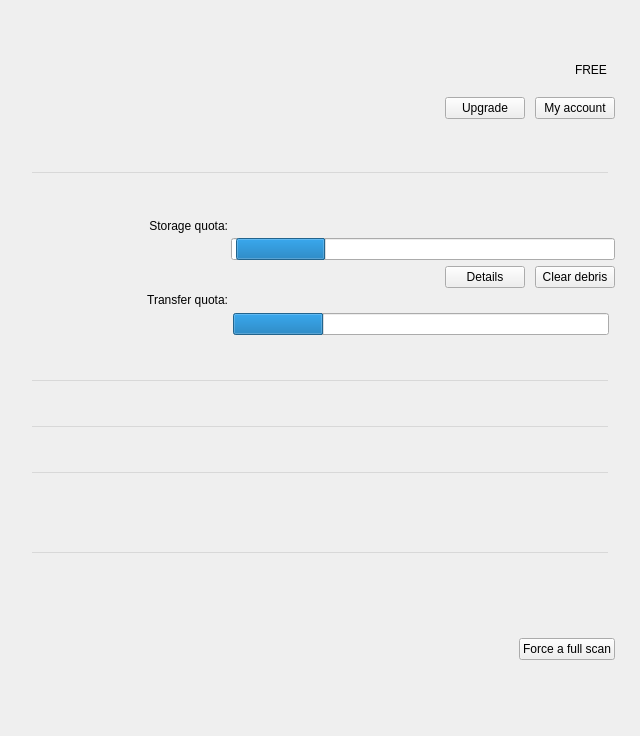
The window that src/MEGASync/gui/macx/SettingsDialog.ui (meganz/MEGAsync) describes before a commit, drawn with Qt 5.
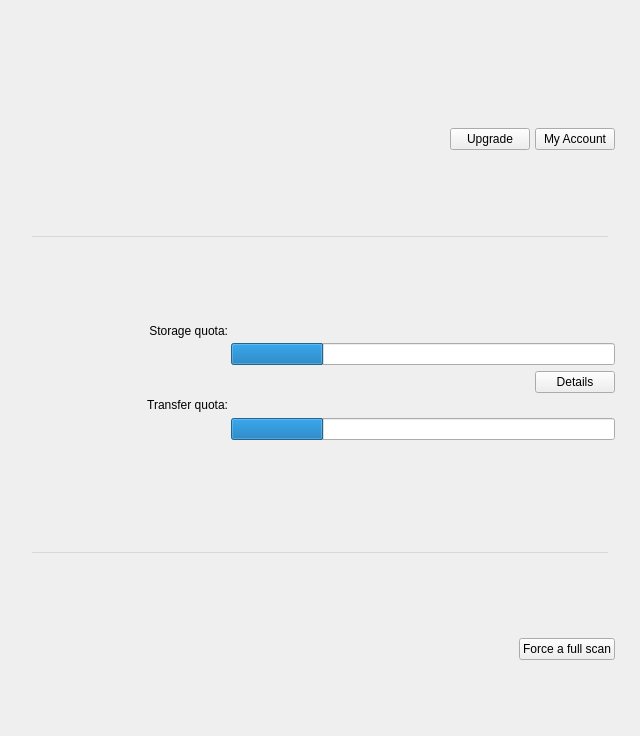
The same window after the commit. The open tabs and pages were chosen to show the change. Icons and pictures are not drawn. Custom widgets are drawn as their Qt base class.

Commit message: Adjust height for account pane

```diff
--- a/src/MEGASync/gui/macx/SettingsDialog.ui
+++ b/src/MEGASync/gui/macx/SettingsDialog.ui
@@ -243,7 +243,7 @@
       <string notr="true"/>
      </property>
      <property name="currentIndex">
-      <number>4</number>
+      <number>1</number>
      </property>
      <widget class="QWidget" name="pGeneral">
       <layout class="QVBoxLayout" name="verticalLayout_25">
@@ -1580,11 +1580,14 @@
       </property>
       <layout class="QVBoxLayout" name="verticalLayout_26">
        <property name="spacing">
-        <number>5</number>
+        <number>10</number>
        </property>
        <property name="leftMargin">
         <number>0</number>
        </property>
+       <property name="topMargin">
+        <number>24</number>
+       </property>
        <property name="rightMargin">
         <number>0</number>
        </property>
@@ -1608,10 +1611,7 @@
          <property name="styleSheet">
           <string notr="true"/>
          </property>
-         <layout class="QHBoxLayout" name="horizontalLayout_3" stretch="0,0">
-          <property name="spacing">
-           <number>4</number>
-          </property>
+         <layout class="QVBoxLayout" name="verticalLayout_2">
           <property name="leftMargin">
            <number>25</number>
           </property>
@@ -1625,368 +1625,224 @@
            <number>0</number>
           </property>
           <item>
-           <widget class="QWidget" name="wAccountInfoLeft" native="true">
-            <property name="minimumSize">
-             <size>
-              <width>203</width>
-              <height>0</height>
-             </size>
+           <layout class="QGridLayout" name="gridLayout_11" columnminimumwidth="200,0,0">
+            <property name="leftMargin">
+             <number>0</number>
             </property>
-            <property name="maximumSize">
-             <size>
-              <width>203</width>
-              <height>16777215</height>
-             </size>
+            <property name="rightMargin">
+             <number>0</number>
             </property>
-            <layout class="QVBoxLayout" name="verticalLayout_2">
-             <property name="leftMargin">
-              <number>0</number>
-             </property>
-             <property name="topMargin">
-              <number>0</number>
-             </property>
-             <property name="rightMargin">
-              <number>0</number>
-             </property>
-             <property name="bottomMargin">
-              <number>0</number>
-             </property>
-             <item>
-              <widget class="QWidget" name="wContainerAvatar" native="true">
-               <layout class="QHBoxLayout" name="horizontalLayout_34">
-                <property name="leftMargin">
-                 <number>0</number>
-                </property>
-                <property name="topMargin">
-                 <number>0</number>
-                </property>
-                <property name="rightMargin">
-                 <number>0</number>
-                </property>
-                <property name="bottomMargin">
-                 <number>0</number>
-                </property>
-                <item>
-                 <spacer name="horizontalSpacer_14">
-                  <property name="orientation">
-                   <enum>Qt::Horizontal</enum>
-                  </property>
-                  <property name="sizeHint" stdset="0">
-                   <size>
-                    <width>154</width>
-                    <height>20</height>
-                   </size>
-                  </property>
-                 </spacer>
-                </item>
-                <item>
-                 <widget class="AvatarWidget" name="wAvatar" native="true">
-                  <property name="minimumSize">
-                   <size>
-                    <width>36</width>
-                    <height>36</height>
-                   </size>
-                  </property>
-                  <property name="maximumSize">
-                   <size>
-                    <width>36</width>
-                    <height>36</height>
-                   </size>
-                  </property>
-                  <property name="styleSheet">
-                   <string notr="true"/>
-                  </property>
-                 </widget>
-                </item>
-               </layout>
-              </widget>
-             </item>
-             <item>
-              <spacer name="verticalSpacer_8">
-               <property name="orientation">
-                <enum>Qt::Vertical</enum>
+            <item row="0" column="2">
+             <widget class="QWidget" name="wDetails" native="true">
+              <layout class="QGridLayout" name="gridLayout_10">
+               <property name="leftMargin">
+                <number>0</number>
                </property>
-               <property name="sizeHint" stdset="0">
-                <size>
-                 <width>20</width>
-                 <height>40</height>
-                </size>
+               <property name="topMargin">
+                <number>0</number>
                </property>
-              </spacer>
-             </item>
-            </layout>
-           </widget>
-          </item>
-          <item>
-           <widget class="QWidget" name="wAccountInfoRight" native="true">
-            <property name="minimumSize">
-             <size>
-              <width>0</width>
-              <height>0</height>
-             </size>
-            </property>
-            <property name="maximumSize">
-             <size>
-              <width>16777215</width>
-              <height>16777215</height>
-             </size>
-            </property>
-            <layout class="QHBoxLayout" name="horizontalLayout_35">
-             <property name="leftMargin">
-              <number>0</number>
-             </property>
-             <property name="topMargin">
-              <number>0</number>
-             </property>
-             <property name="rightMargin">
-              <number>0</number>
-             </property>
-             <property name="bottomMargin">
-              <number>0</number>
-             </property>
-             <item>
-              <widget class="QWidget" name="wDetailsButtons" native="true">
-               <property name="minimumSize">
-                <size>
-                 <width>200</width>
-                 <height>0</height>
-                </size>
+               <property name="rightMargin">
+                <number>0</number>
                </property>
-               <layout class="QVBoxLayout" name="verticalLayout_20">
-                <property name="spacing">
-                 <number>0</number>
-                </property>
-                <property name="leftMargin">
-                 <number>0</number>
-                </property>
-                <property name="topMargin">
-                 <number>0</number>
-                </property>
-                <property name="rightMargin">
-                 <number>0</number>
-                </property>
-                <property name="bottomMargin">
-                 <number>0</number>
-                </property>
-                <item>
-                 <widget class="QWidget" name="wAccountType" native="true">
-                  <property name="styleSheet">
-                   <string notr="true"/>
-                  </property>
-                  <layout class="QHBoxLayout" name="horizontalLayout_27">
-                   <property name="spacing">
-                    <number>5</number>
+               <property name="bottomMargin">
+                <number>0</number>
+               </property>
+               <property name="spacing">
+                <number>0</number>
+               </property>
+               <item row="2" column="4">
+                <widget class="QPushButton" name="bMyAccount">
+                 <property name="sizePolicy">
+                  <sizepolicy hsizetype="Maximum" vsizetype="Fixed">
+                   <horstretch>0</horstretch>
+                   <verstretch>0</verstretch>
+                  </sizepolicy>
+                 </property>
+                 <property name="text">
+                  <string>My Account</string>
+                 </property>
+                </widget>
+               </item>
+               <item row="1" column="0" colspan="5">
+                <widget class="QLabel" name="lEmail">
+                 <property name="focusPolicy">
+                  <enum>Qt::StrongFocus</enum>
+                 </property>
+                 <property name="styleSheet">
+                  <string notr="true"/>
+                 </property>
+                </widget>
+               </item>
+               <item row="2" column="1">
+                <widget class="QLabel" name="lAccountType">
+                 <property name="sizePolicy">
+                  <sizepolicy hsizetype="MinimumExpanding" vsizetype="Preferred">
+                   <horstretch>0</horstretch>
+                   <verstretch>0</verstretch>
+                  </sizepolicy>
+                 </property>
+                 <property name="focusPolicy">
+                  <enum>Qt::StrongFocus</enum>
+                 </property>
+                 <property name="styleSheet">
+                  <string notr="true"/>
+                 </property>
+                 <property name="indent">
+                  <number>5</number>
+                 </property>
+                </widget>
+               </item>
+               <item row="0" column="0" colspan="5">
+                <widget class="QLabel" name="lName">
+                 <property name="styleSheet">
+                  <string notr="true"/>
+                 </property>
+                </widget>
+               </item>
+               <item row="2" column="2">
+                <widget class="QPushButton" name="bUpgrade">
+                 <property name="sizePolicy">
+                  <sizepolicy hsizetype="Maximum" vsizetype="Fixed">
+                   <horstretch>0</horstretch>
+                   <verstretch>0</verstretch>
+                  </sizepolicy>
+                 </property>
+                 <property name="focusPolicy">
+                  <enum>Qt::StrongFocus</enum>
+                 </property>
+                 <property name="text">
+                  <string>Upgrade</string>
+                 </property>
+                 <property name="autoDefault">
+                  <bool>false</bool>
+                 </property>
+                </widget>
+               </item>
+               <item row="2" column="0">
+                <widget class="QPushButton" name="lAccountImage">
+                 <property name="sizePolicy">
+                  <sizepolicy hsizetype="Fixed" vsizetype="Fixed">
+                   <horstretch>0</horstretch>
+                   <verstretch>0</verstretch>
+                  </sizepolicy>
+                 </property>
+                 <property name="minimumSize">
+                  <size>
+                   <width>11</width>
+                   <height>11</height>
+                  </size>
+                 </property>
+                 <property name="maximumSize">
+                  <size>
+                   <width>11</width>
+                   <height>11</height>
+                  </size>
+                 </property>
+                 <property name="focusPolicy">
+                  <enum>Qt::NoFocus</enum>
+                 </property>
+                 <property name="icon">
+                  <iconset resource="../Resources_macx.qrc">
+                   <normaloff>:/images/Free.png</normaloff>:/images/Free.png</iconset>
+                 </property>
+                 <property name="iconSize">
+                  <size>
+                   <width>11</width>
+                   <height>11</height>
+                  </size>
+                 </property>
+                 <property name="flat">
+                  <bool>true</bool>
+                 </property>
+                </widget>
+               </item>
+               <item row="2" column="3">
+                <spacer name="horizontalSpacer_15">
+                 <property name="orientation">
+                  <enum>Qt::Horizontal</enum>
+                 </property>
+                 <property name="sizeType">
+                  <enum>QSizePolicy::Maximum</enum>
+                 </property>
+                 <property name="sizeHint" stdset="0">
+                  <size>
+                   <width>5</width>
+                   <height>0</height>
+                  </size>
+                 </property>
+                </spacer>
+               </item>
+              </layout>
+             </widget>
+            </item>
+            <item row="0" column="0" colspan="2">
+             <widget class="QWidget" name="wContainerAvatar" native="true">
+              <layout class="QHBoxLayout" name="horizontalLayout_3">
+               <property name="leftMargin">
+                <number>0</number>
+               </property>
+               <property name="topMargin">
+                <number>0</number>
+               </property>
+               <property name="rightMargin">
+                <number>0</number>
+               </property>
+               <property name="bottomMargin">
+                <number>0</number>
+               </property>
+               <item>
+                <spacer name="horizontalSpacer_14">
+                 <property name="orientation">
+                  <enum>Qt::Horizontal</enum>
+                 </property>
+                 <property name="sizeHint" stdset="0">
+                  <size>
+                   <width>40</width>
+                   <height>20</height>
+                  </size>
+                 </property>
+                </spacer>
+               </item>
+               <item>
+                <layout class="QVBoxLayout" name="verticalLayout_6">
+                 <item>
+                  <widget class="AvatarWidget" name="wAvatar" native="true">
+                   <property name="minimumSize">
+                    <size>
+                     <width>36</width>
+                     <height>36</height>
+                    </size>
                    </property>
-                   <property name="leftMargin">
-                    <number>0</number>
+                   <property name="maximumSize">
+                    <size>
+                     <width>36</width>
+                     <height>36</height>
+                    </size>
                    </property>
-                   <property name="topMargin">
-                    <number>0</number>
+                   <property name="styleSheet">
+                    <string notr="true"/>
                    </property>
-                   <property name="rightMargin">
-                    <number>8</number>
+                  </widget>
+                 </item>
+                 <item>
+                  <spacer name="verticalSpacer_2">
+                   <property name="orientation">
+                    <enum>Qt::Vertical</enum>
                    </property>
-                   <property name="bottomMargin">
-                    <number>0</number>
+                   <property name="sizeHint" stdset="0">
+                    <size>
+                     <width>5</width>
+                     <height>5</height>
+                    </size>
                    </property>
-                   <item>
-                    <widget class="QWidget" name="wDetails" native="true">
-                     <property name="sizePolicy">
-                      <sizepolicy hsizetype="Preferred" vsizetype="Maximum">
-                       <horstretch>0</horstretch>
-                       <verstretch>0</verstretch>
-                      </sizepolicy>
-                     </property>
-                     <property name="minimumSize">
-                      <size>
-                       <width>0</width>
-                       <height>33</height>
-                      </size>
-                     </property>
-                     <property name="maximumSize">
-                      <size>
-                       <width>16777215</width>
-                       <height>33</height>
-                      </size>
-                     </property>
-                     <layout class="QVBoxLayout" name="verticalLayout_6">
-                      <property name="spacing">
-                       <number>0</number>
-                      </property>
-                      <property name="leftMargin">
-                       <number>0</number>
-                      </property>
-                      <property name="topMargin">
-                       <number>0</number>
-                      </property>
-                      <property name="rightMargin">
-                       <number>0</number>
-                      </property>
-                      <property name="bottomMargin">
-                       <number>0</number>
-                      </property>
-                      <item>
-                       <widget class="QLabel" name="lName">
-                        <property name="text">
-                         <string/>
-                        </property>
-                       </widget>
-                      </item>
-                      <item>
-                       <widget class="QLabel" name="lEmail">
-                        <property name="sizePolicy">
-                         <sizepolicy hsizetype="Preferred" vsizetype="Maximum">
-                          <horstretch>0</horstretch>
-                          <verstretch>0</verstretch>
-                         </sizepolicy>
-                        </property>
-                        <property name="minimumSize">
-                         <size>
-                          <width>0</width>
-                          <height>17</height>
-                         </size>
-                        </property>
-                        <property name="focusPolicy">
-                         <enum>Qt::StrongFocus</enum>
-                        </property>
-                        <property name="text">
-                         <string notr="true"/>
-                        </property>
-                       </widget>
-                      </item>
-                     </layout>
-                    </widget>
-                   </item>
-                   <item>
-                    <spacer name="horizontalSpacer_15">
-                     <property name="orientation">
-                      <enum>Qt::Horizontal</enum>
-                     </property>
-                     <property name="sizeHint" stdset="0">
-                      <size>
-                       <width>40</width>
-                       <height>20</height>
-                      </size>
-                     </property>
-                    </spacer>
-                   </item>
-                   <item>
-                    <widget class="QPushButton" name="lAccountImage">
-                     <property name="focusPolicy">
-                      <enum>Qt::NoFocus</enum>
-                     </property>
-                     <property name="styleSheet">
-                      <string notr="true">border: none;</string>
-                     </property>
-                     <property name="text">
-                      <string/>
-                     </property>
-                     <property name="icon">
-                      <iconset resource="../Resources_macx.qrc">
-                       <normaloff>:/images/Free.png</normaloff>:/images/Free.png</iconset>
-                     </property>
-                     <property name="iconSize">
-                      <size>
-                       <width>11</width>
-                       <height>11</height>
-                      </size>
-                     </property>
-                     <property name="flat">
-                      <bool>true</bool>
-                     </property>
-                    </widget>
-                   </item>
-                   <item>
-                    <widget class="QLabel" name="lAccountType">
-                     <property name="sizePolicy">
-                      <sizepolicy hsizetype="Preferred" vsizetype="Maximum">
-                       <horstretch>0</horstretch>
-                       <verstretch>0</verstretch>
-                      </sizepolicy>
-                     </property>
-                     <property name="focusPolicy">
-                      <enum>Qt::StrongFocus</enum>
-                     </property>
-                     <property name="text">
-                      <string>FREE</string>
-                     </property>
-                    </widget>
-                   </item>
-                  </layout>
-                 </widget>
-                </item>
-                <item>
-                 <widget class="QWidget" name="wAccountOptions" native="true">
-                  <layout class="QHBoxLayout" name="horizontalLayout_26">
-                   <property name="spacing">
-                    <number>10</number>
-                   </property>
-                   <property name="leftMargin">
-                    <number>0</number>
-                   </property>
-                   <property name="topMargin">
-                    <number>0</number>
-                   </property>
-                   <property name="rightMargin">
-                    <number>0</number>
-                   </property>
-                   <property name="bottomMargin">
-                    <number>0</number>
-                   </property>
-                   <item>
-                    <spacer name="horizontalSpacer_16">
-                     <property name="orientation">
-                      <enum>Qt::Horizontal</enum>
-                     </property>
-                     <property name="sizeHint" stdset="0">
-                      <size>
-                       <width>40</width>
-                       <height>20</height>
-                      </size>
-                     </property>
-                    </spacer>
-                   </item>
-                   <item>
-                    <widget class="QPushButton" name="bUpgrade">
-                     <property name="minimumSize">
-                      <size>
-                       <width>0</width>
-                       <height>0</height>
-                      </size>
-                     </property>
-                     <property name="focusPolicy">
-                      <enum>Qt::StrongFocus</enum>
-                     </property>
-                     <property name="styleSheet">
-                      <string notr="true"/>
-                     </property>
-                     <property name="text">
-                      <string>Upgrade</string>
-                     </property>
-                     <property name="autoDefault">
-                      <bool>false</bool>
-                     </property>
-                    </widget>
-                   </item>
-                   <item>
-                    <widget class="QPushButton" name="bMyAccount">
-                     <property name="styleSheet">
-                      <string notr="true">border-left: none;
-border-right: none;</string>
-                     </property>
-                     <property name="text">
-                      <string>My account</string>
-                     </property>
-                    </widget>
-                   </item>
-                  </layout>
-                 </widget>
-                </item>
-               </layout>
-              </widget>
-             </item>
-            </layout>
-           </widget>
+                  </spacer>
+                 </item>
+                </layout>
+               </item>
+              </layout>
+             </widget>
+            </item>
+           </layout>
           </item>
          </layout>
         </widget>
@@ -2168,7 +2024,7 @@
               <number>0</number>
              </property>
              <item>
-              <widget class="QProgressBar" name="pStorage">
+              <widget class="QProgressBar" name="pStorageQuota">
                <property name="minimumSize">
                 <size>
                  <width>0</width>
@@ -2257,16 +2113,6 @@
                   </property>
                  </widget>
                 </item>
-                <item>
-                 <widget class="QPushButton" name="pushButton">
-                  <property name="styleSheet">
-                   <string notr="true"/>
-                  </property>
-                  <property name="text">
-                   <string>Clear debris</string>
-                  </property>
-                 </widget>
-                </item>
                </layout>
               </widget>
              </item>
@@ -2354,7 +2200,7 @@
                  <number>0</number>
                 </property>
                 <item>
-                 <widget class="QProgressBar" name="pUsedBandwidth">
+                 <widget class="QProgressBar" name="pTransferQuota">
                   <property name="minimumSize">
                    <size>
                     <width>0</width>
@@ -2387,111 +2233,6 @@
          </layout>
         </widget>
        </item>
-       <item>
-        <widget class="QWidget" name="wSeparatorAccountSpace" native="true">
-         <property name="sizePolicy">
-          <sizepolicy hsizetype="Preferred" vsizetype="Preferred">
-           <horstretch>0</horstretch>
-           <verstretch>0</verstretch>
-          </sizepolicy>
-         </property>
-         <property name="minimumSize">
-          <size>
-           <width>0</width>
-           <height>1</height>
-          </size>
-         </property>
-         <property name="maximumSize">
-          <size>
-           <width>16777215</width>
-           <height>1</height>
-          </size>
-         </property>
-         <property name="focusPolicy">
-          <enum>Qt::NoFocus</enum>
-         </property>
-         <property name="styleSheet">
-          <string notr="true">margin-left: 32px;
-margin-right: 32px;</string>
-         </property>
-         <property name="text" stdset="0">
-          <string/>
-         </property>
-         <property name="iconSize" stdset="0">
-          <size>
-           <width>576</width>
-           <height>1</height>
-          </size>
-         </property>
-        </widget>
-       </item>
-       <item>
-        <widget class="QWidget" name="wSeparatorAccountOptions" native="true">
-         <property name="sizePolicy">
-          <sizepolicy hsizetype="Preferred" vsizetype="Preferred">
-           <horstretch>0</horstretch>
-           <verstretch>0</verstretch>
-          </sizepolicy>
-         </property>
-         <property name="minimumSize">
-          <size>
-           <width>0</width>
-           <height>1</height>
-          </size>
-         </property>
-         <property name="maximumSize">
-          <size>
-           <width>16777215</width>
-           <height>1</height>
-          </size>
-         </property>
-         <property name="focusPolicy">
-          <enum>Qt::NoFocus</enum>
-         </property>
-         <property name="styleSheet">
-          <string notr="true">margin-left: 32px;
-margin-right: 32px;</string>
-         </property>
-         <property name="text" stdset="0">
-          <string/>
-         </property>
-         <property name="iconSize" stdset="0">
-          <size>
-           <width>576</width>
-           <height>1</height>
-          </size>
-         </property>
-        </widget>
-       </item>
-       <item>
-        <widget class="QWidget" name="wSeparatorAccountLanguage" native="true">
-         <property name="minimumSize">
-          <size>
-           <width>0</width>
-           <height>1</height>
-          </size>
-         </property>
-         <property name="maximumSize">
-          <size>
-           <width>16777215</width>
-           <height>1</height>
-          </size>
-         </property>
-         <property name="styleSheet">
-          <string notr="true">margin-left: 32px;
-margin-right: 32px;</string>
-         </property>
-         <property name="text" stdset="0">
-          <string/>
-         </property>
-         <property name="iconSize" stdset="0">
-          <size>
-           <width>576</width>
-           <height>1</height>
-          </size>
-         </property>
-        </widget>
-       </item>
        <item>
         <spacer name="verticalSpacerAccount">
          <property name="orientation">
@@ -3957,7 +3698,7 @@
                 <string/>
                </property>
                <property name="icon">
-                <iconset resource="../Resources_win.qrc">
+                <iconset resource="../Resources_macx.qrc">
                  <normaloff>:/images/ic_sync_warning.png</normaloff>:/images/ic_sync_warning.png</iconset>
                </property>
                <property name="iconSize">
```
Left out of the diff: 1 changed line with no effect on the pictures. The commit also changes 1 other file.
